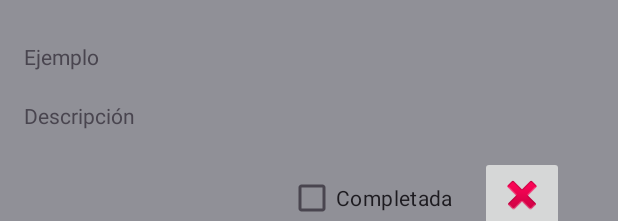
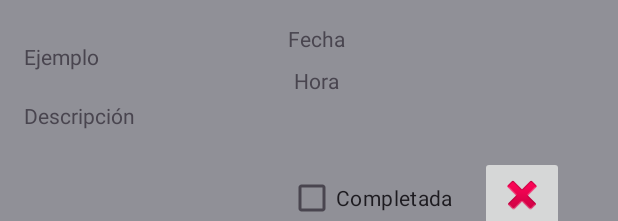
Before and after one commit to VicenteNavarr/mini-agenda-kotlin-android, an Android app: the layout item_tarea.xml on its own in the app's theme, with its tools: preview values and no code run, on a phone screen of 412 x 824 dp. Shown: the top 221 px of the screen. Run offline under Robolectric (Android 15) with nearby library versions, the phone set to English and light mode, and no system bars.

Commit message:
Versión 0.2.3 Se ha implementado  hora y fecha en las tareas

```diff
--- a/app/src/main/java/com/vnavpal901/miniagenda/Tarea.kt
+++ b/app/src/main/java/com/vnavpal901/miniagenda/Tarea.kt
@@ -2,4 +2,4 @@ package com.vnavpal901.miniagenda
 
 //Convertimos la clase a data class, para poder meterle argumentos por defecto
 
-data class Tarea(val nombreTarea: String, val descripcionTarea: String, var isCompleted: Boolean = false)
+data class Tarea(val nombreTarea: String, val descripcionTarea: String, val hora: String = "", val fecha: String = "", var isCompleted: Boolean = false)
--- a/app/src/main/java/com/vnavpal901/miniagenda/adapter/TareaViewHolder.kt
+++ b/app/src/main/java/com/vnavpal901/miniagenda/adapter/TareaViewHolder.kt
@@ -17,6 +17,8 @@ class TareaViewHolder(view: View, private val onDeleteClick: (Int) -> Unit) :
 
     val nombreTarea = view.findViewById<TextView>(R.id.textViewTarea)
     val descripcion = view.findViewById<TextView>(R.id.textViewDescripcion)
+    val fechaTarea: TextView = view.findViewById(R.id.textViewFecha)
+    val horaTarea: TextView = view.findViewById(R.id.textViewHora)
     val deleteButton = view.findViewById<ImageButton>(R.id.imageButtonDelete)
     val checkBoxCompletada: CheckBox = view.findViewById(R.id.checkBoxCompletada)
 
@@ -25,6 +27,8 @@ class TareaViewHolder(view: View, private val onDeleteClick: (Int) -> Unit) :
 
         nombreTarea.text = tareaModel.nombreTarea
         descripcion.text = tareaModel.descripcionTarea
+        fechaTarea.text = tareaModel.fecha
+        horaTarea.text = tareaModel.hora
         checkBoxCompletada.isChecked = tareaModel.isCompleted
 
         updateTextStyle(tareaModel.isCompleted)
--- a/app/src/main/res/layout/item_tarea.xml
+++ b/app/src/main/res/layout/item_tarea.xml
@@ -56,4 +56,24 @@
         app:layout_constraintStart_toStartOf="parent"
         app:layout_constraintTop_toBottomOf="@+id/textViewTarea" />
 
+    <TextView
+        android:id="@+id/textViewFecha"
+        android:layout_width="match_parent"
+        android:layout_height="wrap_content"
+        android:layout_marginStart="192dp"
+        android:layout_marginTop="16dp"
+        android:text="Fecha"
+        app:layout_constraintStart_toStartOf="parent"
+        app:layout_constraintTop_toTopOf="parent" />
+
+    <TextView
+        android:id="@+id/textViewHora"
+        android:layout_width="match_parent"
+        android:layout_height="wrap_content"
+        android:layout_marginStart="196dp"
+        android:layout_marginTop="44dp"
+        android:text="Hora"
+        app:layout_constraintStart_toStartOf="parent"
+        app:layout_constraintTop_toTopOf="parent" />
+
 </androidx.constraintlayout.widget.ConstraintLayout>
```
Also changed, not shown: app/src/main/java/com/vnavpal901/miniagenda/MainActivity.kt (+16 -1 lines), app/src/main/res/layout/popup_add_tarea.xml (+18 -0 lines).
